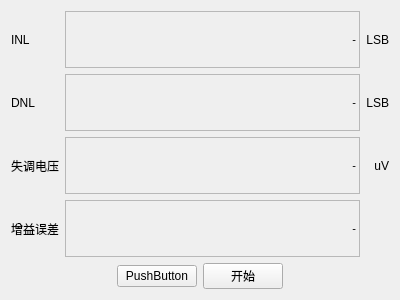
First picture: the form in trunk/soft/zebra-tester/qcalibrationwidget.ui, repository Quenii/ADCEVM-minor, before the edit.
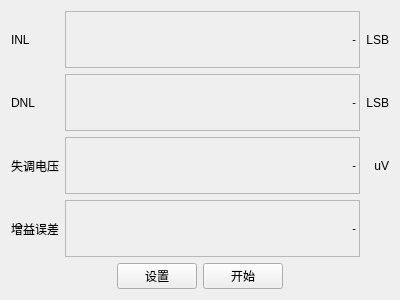
Second picture: the form after the edit. Custom widgets are drawn as their Qt base class.

```diff
--- a/trunk/soft/zebra-tester/qcalibrationwidget.ui
+++ b/trunk/soft/zebra-tester/qcalibrationwidget.ui
@@ -186,7 +186,7 @@
      <item>
       <widget class="QPushButton" name="pushButton_8">
        <property name="text">
-        <string>PushButton</string>
+        <string>设置</string>
        </property>
       </widget>
      </item>
```
